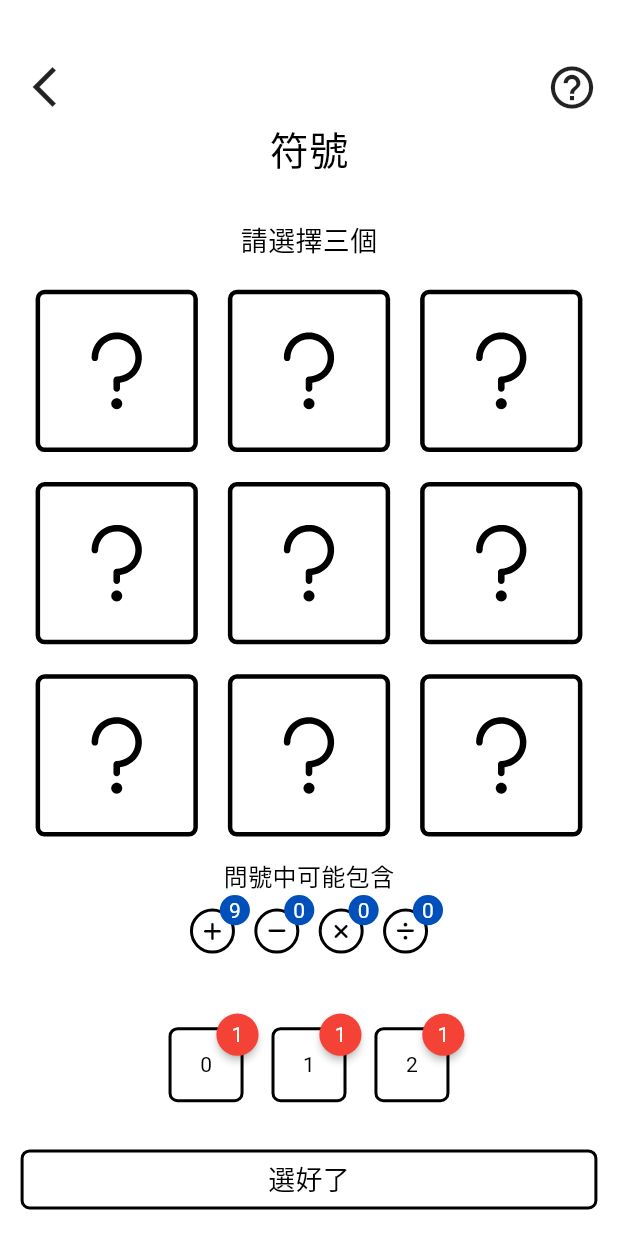
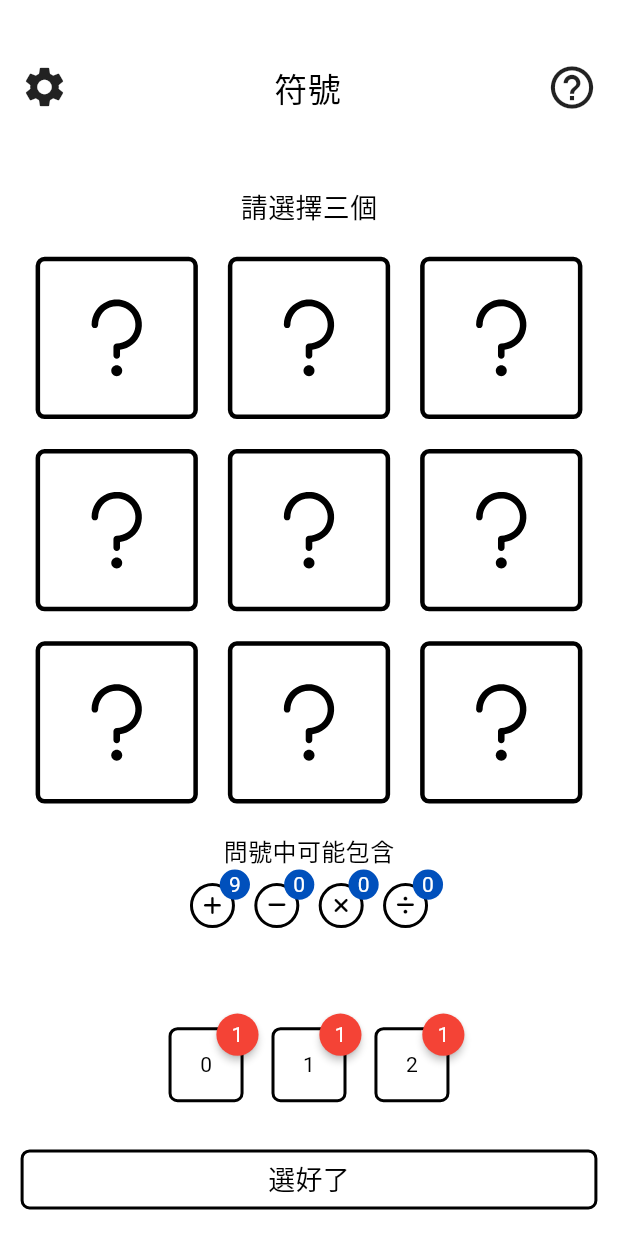
Before and after one commit to JohnsonHuang555/math_game, a Flutter app: the PlaySessionScreen screen opened by its route, on a phone screen of 412 x 824 dp. Run offline on Flutter 3.47's test engine with Material 3 defaults, Android fonts, the phone set to English and light mode, and no system bars; drawn by our look-alikes of badges; our stand-ins replace audioplayers, cloud_firestore, firebase_core, firebase_crashlytics, flutter_dotenv, flutter_svg and 6 more; missing offline and left inert: function_tree, material_dialogs; accounts and stored records are empty; project files that could hold a hidden picture were left out.

Commit message:
adjust header components

```diff
--- a/lib/components/header.dart
+++ b/lib/components/header.dart
@@ -2,15 +2,19 @@ import 'package:flutter/material.dart';
 import 'package:go_router/go_router.dart';
 
 class Header extends StatelessWidget {
-  final Widget? child;
-  const Header({super.key, this.child});
+  final Widget? leftChild;
+  final Widget? rightChild;
+  final String? title;
+  const Header({super.key, this.leftChild, this.rightChild, this.title});
 
   @override
   Widget build(BuildContext context) {
     return Row(
       mainAxisAlignment: MainAxisAlignment.spaceBetween,
       children: [
-        GestureDetector(
+        leftChild != null
+            ? leftChild!
+            : GestureDetector(
                 onTap: () {
                   GoRouter.of(context).pop();
                 },
@@ -19,7 +23,13 @@ class Header extends StatelessWidget {
                   size: 32,
                 ),
               ),
-        child ?? SizedBox.shrink(),
+        title != null
+            ? Text(
+                title!,
+                style: TextStyle(fontSize: 22),
+              )
+            : SizedBox.shrink(),
+        rightChild ?? SizedBox.shrink(),
       ],
     );
   }
--- a/lib/play_session/play_session_screen.dart
+++ b/lib/play_session/play_session_screen.dart
@@ -35,7 +35,8 @@ class PlaySessionScreen extends StatefulWidget {
   State<PlaySessionScreen> createState() => _PlaySessionScreenState();
 }
 
-class _PlaySessionScreenState extends State<PlaySessionScreen> {
+class _PlaySessionScreenState extends State<PlaySessionScreen>
+    with WidgetsBindingObserver {
   static final _log = Logger('PlaySessionScreen');
 
   static const _celebrationDuration = Duration(milliseconds: 2000);
@@ -49,8 +50,23 @@ class _PlaySessionScreenState extends State<PlaySessionScreen> {
   @override
   void initState() {
     super.initState();
+    WidgetsBinding.instance.addObserver(this);
+    _startOfPlay = DateTime.now();
+  }
 
-    _startOfPlay = DateTime.now();
+  @override
+  void dispose() {
+    WidgetsBinding.instance.removeObserver(this);
+    super.dispose();
+  }
+
+  @override
+  void didChangeAppLifecycleState(AppLifecycleState state) {
+    super.didChangeAppLifecycleState(state);
+    // if (state == AppLifecycleState.detached) {
+    //   final playerProgress = context.read<PlayerProgress>();
+    //   // playerProgress.saveCurrentPlayingData();
+    // }
   }
 
   // 棋盤遊戲區塊
@@ -84,7 +100,8 @@ class _PlaySessionScreenState extends State<PlaySessionScreen> {
   }
 
   // 底部按鈕
-  Widget _getBottomAction(GameState state, Palette palette) {
+  Widget _getBottomAction(
+      BuildContext context, GameState state, Palette palette) {
     switch (state.step) {
       case 1:
         return BasicButton(
@@ -233,13 +250,16 @@ class _PlaySessionScreenState extends State<PlaySessionScreen> {
                           ),
                         ),
                         onPressed: () async {
-                          // 寫到 firebase TODO: 串 service center
+                          if (!context.mounted) return;
+                          Navigator.of(context).pop();
+
                           final result =
                               await playerProgress.saveNewScore(newScore);
                           if (!result) {
                             throw Exception('setNewScore error');
                           }
-                          Navigator.of(context).pop();
+
+                          if (!context.mounted) return;
                           Dialogs.materialDialog(
                             customView: Column(
                               children: [
@@ -393,7 +413,7 @@ class _PlaySessionScreenState extends State<PlaySessionScreen> {
 
   @override
   Widget build(BuildContext context) {
-    final palette = context.watch<Palette>();
+    final palette = context.read<Palette>();
     // return MultiProvider(
     //   providers: [
     //     Provider.value(value: widget.level),
@@ -478,20 +498,23 @@ class _PlaySessionScreenState extends State<PlaySessionScreen> {
               squarishMainArea: Column(
                 mainAxisAlignment: MainAxisAlignment.start,
                 children: [
-                  const Header(
-                    child: Icon(
+                  Header(
+                    leftChild: GestureDetector(
+                      onTap: () {
+                        GoRouter.of(context).push('/settings');
+                      },
+                      child: Icon(
+                        Icons.settings,
+                        size: 32,
+                      ),
+                    ),
+                    rightChild: Icon(
                       Icons.help_outline,
                       size: 34,
                     ),
+                    title: _getStep(state.step).toString(),
                   ),
-                  const SizedBox(height: 5),
-                  Text(
-                    _getStep(state.step).toString(),
-                    style: TextStyle(
-                      fontSize: 26,
-                    ),
-                  ),
-                  const SizedBox(height: 30),
+                  const SizedBox(height: 50),
                   _getGameStep(state),
                   const Spacer(),
                   Container(
@@ -500,7 +523,7 @@ class _PlaySessionScreenState extends State<PlaySessionScreen> {
                   ),
                 ],
               ),
-              rectangularMenuArea: _getBottomAction(state, palette),
+              rectangularMenuArea: _getBottomAction(context, state, palette),
             );
           }),
         ),
--- a/lib/play_session/session_step/step_select_symbol.dart
+++ b/lib/play_session/session_step/step_select_symbol.dart
@@ -54,7 +54,7 @@ class StepSelectSymbol extends StatelessWidget {
           showSelectResult: showSelectResult,
           selectedItems: selectedSymbols,
         ),
-        const SizedBox(height: 5),
+        const SizedBox(height: 10),
         ContentHint(
           containHintItems: containHintSymbolItems,
         ),
--- a/lib/router.dart
+++ b/lib/router.dart
@@ -7,15 +7,11 @@ import 'package:flutter/foundation.dart';
 import 'package:go_router/go_router.dart';
 import 'package:provider/provider.dart';
 
-import 'game_internals/score.dart';
-import 'level_selection/level_selection_screen.dart';
-import 'level_selection/levels.dart';
 import 'main_menu/main_menu_screen.dart';
 import 'play_session/play_session_screen.dart';
 import 'settings/settings_screen.dart';
 import 'style/my_transition.dart';
 import 'style/palette.dart';
-import 'win_game/win_game_screen.dart';
 
 /// The router describes the game's navigational hierarchy, from the main
 /// screen through settings screens all the way to each individual level.
```
Also changed, not shown: lib/player_progress/player_progress.dart (+17 -0 lines). Lines whose indentation alone changed are shown as unchanged.
